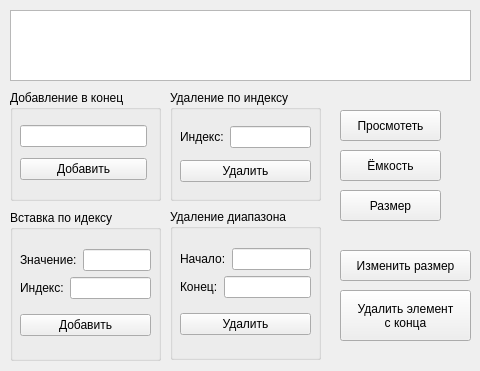
The window that Lab3/Task4/mainwindow.ui (petrzhal/cpp-labs) describes before a commit, drawn with Qt 5.
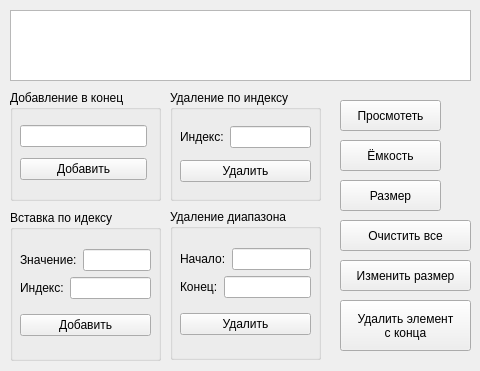
The same window after the commit.

The edit to the form file:
```diff
--- a/Lab3/Task4/mainwindow.ui
+++ b/Lab3/Task4/mainwindow.ui
@@ -132,7 +132,7 @@
     <property name="geometry">
      <rect>
       <x>340</x>
-      <y>150</y>
+      <y>140</y>
       <width>101</width>
       <height>31</height>
      </rect>
@@ -145,7 +145,7 @@
     <property name="geometry">
      <rect>
       <x>340</x>
-      <y>110</y>
+      <y>100</y>
       <width>101</width>
       <height>31</height>
      </rect>
@@ -158,7 +158,7 @@
     <property name="geometry">
      <rect>
       <x>340</x>
-      <y>190</y>
+      <y>180</y>
       <width>101</width>
       <height>31</height>
      </rect>
@@ -171,7 +171,7 @@
     <property name="geometry">
      <rect>
       <x>340</x>
-      <y>250</y>
+      <y>260</y>
       <width>131</width>
       <height>31</height>
      </rect>
@@ -294,16 +294,32 @@
     <property name="geometry">
      <rect>
       <x>340</x>
-      <y>290</y>
+      <y>300</y>
       <width>131</width>
       <height>51</height>
      </rect>
     </property>
+    <property name="styleSheet">
+     <string notr="true"/>
+    </property>
     <property name="text">
      <string>Удалить элемент
 с конца</string>
     </property>
    </widget>
+   <widget class="QPushButton" name="pushButton_clear">
+    <property name="geometry">
+     <rect>
+      <x>340</x>
+      <y>220</y>
+      <width>131</width>
+      <height>31</height>
+     </rect>
+    </property>
+    <property name="text">
+     <string>Очистить все</string>
+    </property>
+   </widget>
    <zorder>groupBox_2</zorder>
    <zorder>groupBox</zorder>
    <zorder>textBrowser</zorder>
```
Left out of the diff: 1 changed line with no effect on the pictures.
